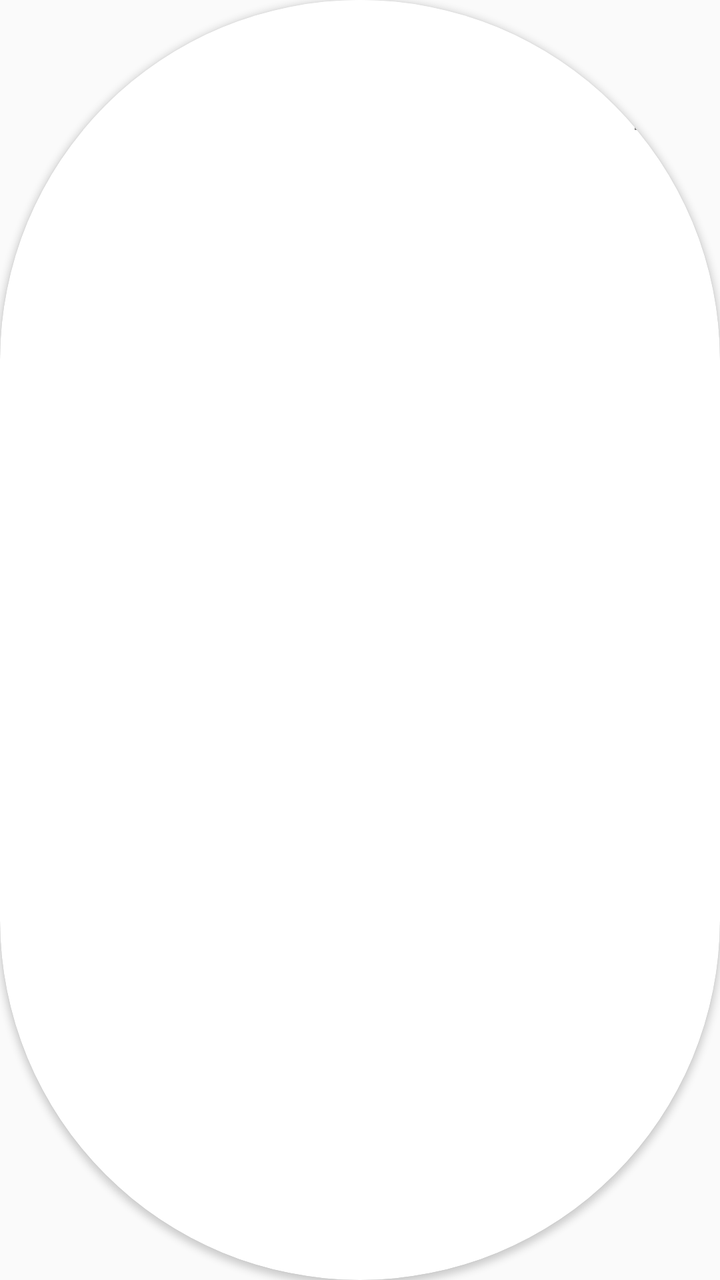
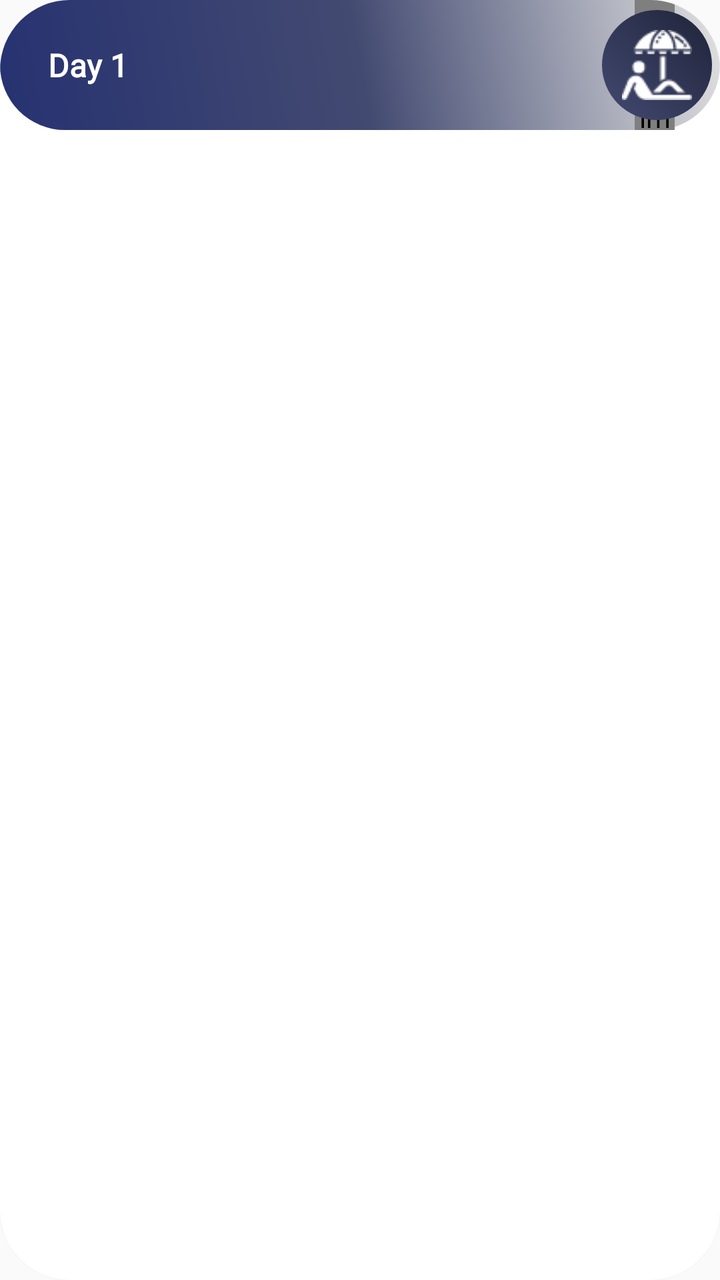

Compare the two renders of this Android layout. The source of the first and the diff that turns it into the second are given below.
<!-- AndroidManifest.xml: application theme AppTheme -->
<!-- res/layout/all_days_row.xml -->
<?xml version="1.0" encoding="utf-8"?>
<androidx.cardview.widget.CardView xmlns:android="http://schemas.android.com/apk/res/android"
    xmlns:aapt="http://schemas.android.com/aapt"
    xmlns:app="http://schemas.android.com/apk/res-auto"
    android:id="@+id/cardviewone"
        android:layout_marginBottom="60dp"
    android:layout_width="match_parent"
    android:layout_height="wrap_content"
    android:layout_margin="4.0dip"
    android:orientation="horizontal"
    app:cardCornerRadius="200dip"
    app:cardElevation="2.0dip">

    <RelativeLayout
        android:layout_width="match_parent"
        android:layout_height="wrap_content"
        android:background="@drawable/a4_grad"
        android:orientation="vertical">

        <TextView
            android:id="@+id/row_day"
            android:layout_width="wrap_content"
            android:layout_height="wrap_content"
            android:fontFamily="@font/robotomedium"
            android:padding="4.0dip"
            android:text="Day 1"
            android:layout_marginLeft="20dp"
            android:textStyle="bold"
            android:textColor="@color/mainactivity_text"
            android:textSize="16.0sp"
            android:layout_centerInParent="true"
            android:layout_alignParentLeft="true"
             app:layout_constraintLeft_toLeftOf="parent" />

        <RelativeLayout
            android:id="@+id/rel1"
            android:layout_width="65dp"
            android:layout_alignParentRight="true"
            android:layout_centerInParent="true"
            app:layout_constraintRight_toRightOf="parent"
            android:layout_height="65dp">

            <com.daimajia.numberprogressbar.NumberProgressBar
                android:id="@+id/progressbar"
                style="@style/NumberProgressBar_Custome1"
                android:layout_width="20dp"
                android:layout_centerInParent="true"
                android:layout_height="wrap_content"

                />

        </RelativeLayout>



        <RelativeLayout
            android:id="@+id/rel2"
            android:layout_width="55dp"
            android:layout_margin="4dp"
            android:layout_centerInParent="true"
            android:layout_alignParentRight="true"
            android:background="@drawable/a3_grad"
            android:layout_height="55dp">
        <ImageView
            android:id="@+id/restImageView"
            android:layout_width="35dp"
            android:layout_height="35dp"
            android:background="@mipmap/rest_1"
            android:layout_centerInParent="true"


            android:visibility="visible"

            />
        </RelativeLayout>

        <androidx.constraintlayout.widget.Guideline
            android:id="@+id/guideline"
            android:layout_width="wrap_content"
            android:layout_height="wrap_content"
            android:orientation="horizontal"
            app:layout_constraintGuide_end="0dp" />
    </RelativeLayout>
</androidx.cardview.widget.CardView>
<!-- resources referenced by this layout -->
<resources>
  <color name="mainactivity_text">#ff3c494f</color>
  <!-- drawable a3_grad (drawable) -->
  <?xml version="1.0" encoding="utf-8"?>
  <shape xmlns:android="http://schemas.android.com/apk/res/android">
      <gradient
          android:angle="225"
          android:endColor="#21d6d3"
          android:startColor="#044fab" />
  
      <corners android:radius="200dp"/>
      
  </shape>
  <!-- drawable a4_grad (drawable) -->
  <?xml version="1.0" encoding="utf-8"?>
  <shape android:shape="rectangle"
    xmlns:android="http://schemas.android.com/apk/res/android">
      <solid android:color="@color/white" />
      <corners android:radius="200dip" />
  </shape>
  <!-- mipmap rest_1: png bitmap (mipmap-xhdpi, 1075 bytes) -->
  <style name="NumberProgressBar_Custome1">
          <item name="android:layout_width">fill_parent</item>
          <item name="android:layout_height">wrap_content</item>
          <item name="progress_current">0</item>
          <item name="progress_max">100</item>
          <item name="progress_reached_bar_height">4.5dip</item>
          <item name="progress_reached_color">@color/black</item>
          <item name="progress_text_color">@color/black</item>
          <item name="progress_text_size">9sp</item>
          <item name="progress_unreached_bar_height">2.25dip</item>
          <item name="progress_unreached_color">#ffffff</item>
      </style>
  <style name="AppTheme" parent="Theme.AppCompat.Light.DarkActionBar">
          
          <item name="colorPrimary">@color/colorPrimary</item>
          <item name="colorPrimaryDark">@color/colorPrimaryDark</item>
          <item name="colorAccent">@color/colorAccent</item>
      </style>
  <color name="white">#ffffff</color>
  <color name="black">#000000</color>
  <color name="colorPrimary">#36D1DC</color>
  <color name="colorPrimaryDark">#044fab</color>
  <color name="colorAccent">#03DAC5</color>
</resources>

<!-- the commit's change to res/layout/all_days_row.xml (unified diff, before → after) -->
@@ -1,20 +1,21 @@
 <?xml version="1.0" encoding="utf-8"?>
-<androidx.cardview.widget.CardView xmlns:android="http://schemas.android.com/apk/res/android"
+<androidx.cardview.widget.CardView
+    xmlns:android="http://schemas.android.com/apk/res/android"
     xmlns:aapt="http://schemas.android.com/aapt"
     xmlns:app="http://schemas.android.com/apk/res-auto"
     android:id="@+id/cardviewone"
-        android:layout_marginBottom="60dp"
+    android:layout_marginBottom="60dp"
     android:layout_width="match_parent"
     android:layout_height="wrap_content"
     android:layout_margin="4.0dip"
     android:orientation="horizontal"
-    app:cardCornerRadius="200dip"
+    app:cardCornerRadius="35dip"
     app:cardElevation="2.0dip">
 
     <RelativeLayout
         android:layout_width="match_parent"
         android:layout_height="wrap_content"
-        android:background="@drawable/a4_grad"
+        android:background="@drawable/a4_grad_black"
         android:orientation="vertical">
 
         <TextView
@@ -26,7 +27,7 @@
             android:text="Day 1"
             android:layout_marginLeft="20dp"
             android:textStyle="bold"
-            android:textColor="@color/mainactivity_text"
+            android:textColor="@color/white"
             android:textSize="16.0sp"
             android:layout_centerInParent="true"
             android:layout_alignParentLeft="true"
<!-- resource entries referenced after the edit -->
@@ -1,23 +1,26 @@
 <!-- resources referenced by this layout -->
 <resources>
-  <color name="mainactivity_text">#ff3c494f</color>
   <!-- drawable a3_grad (drawable) -->
   <?xml version="1.0" encoding="utf-8"?>
   <shape xmlns:android="http://schemas.android.com/apk/res/android">
-      <gradient
-          android:angle="225"
-          android:endColor="#21d6d3"
-          android:startColor="#044fab" />
+  <gradient
+      android:angle="225"
+      android:endColor="#434A71"
+      android:startColor="#1F2339" />
   
-      <corners android:radius="200dp"/>
-      
+  <corners android:radius="200dp"/>
+  
   </shape>
-  <!-- drawable a4_grad (drawable) -->
+  <!-- drawable a4_grad_black (drawable) -->
   <?xml version="1.0" encoding="utf-8"?>
   <shape android:shape="rectangle"
     xmlns:android="http://schemas.android.com/apk/res/android">
-      <solid android:color="@color/white" />
-      <corners android:radius="200dip" />
+      <corners android:radius="180dip" />
+      <gradient
+          android:angle="225"
+          android:endColor="#263271"
+          android:centerColor="#434A71"
+          android:startColor="#e1e1e1"  />
   </shape>
   <!-- mipmap rest_1: png bitmap (mipmap-xhdpi, 1075 bytes) -->
   <style name="NumberProgressBar_Custome1">
@@ -40,8 +43,8 @@
       </style>
   <color name="white">#ffffff</color>
   <color name="black">#000000</color>
-  <color name="colorPrimary">#36D1DC</color>
-  <color name="colorPrimaryDark">#044fab</color>
-  <color name="colorAccent">#03DAC5</color>
+  <color name="colorPrimary">#434A71</color>
+  <color name="colorPrimaryDark">#1F2339</color>
+  <color name="colorAccent">#1F2339</color>
 </resources>
 
